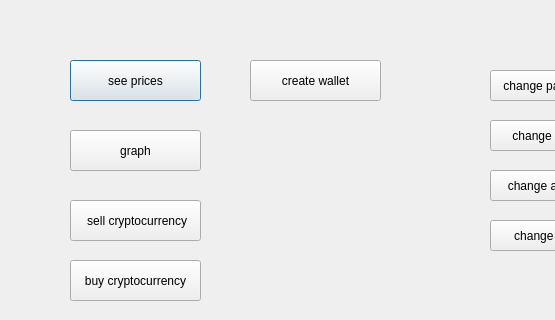
Ps3383/iut_wallet, file iut/accountpage.ui: the form before one commit; both pictures show x 0 to 555 and y 0 to 320 of the 777 by 463 pixel window.
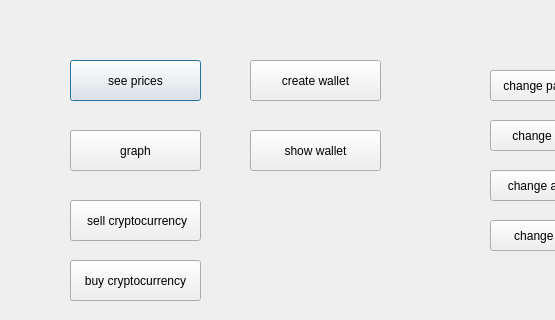
The form after the commit.

The edit to the form file:
```diff
--- a/iut/accountpage.ui
+++ b/iut/accountpage.ui
@@ -143,6 +143,19 @@
     <string>change name</string>
    </property>
   </widget>
+  <widget class="QPushButton" name="showwallet">
+   <property name="geometry">
+    <rect>
+     <x>250</x>
+     <y>130</y>
+     <width>131</width>
+     <height>41</height>
+    </rect>
+   </property>
+   <property name="text">
+    <string>show wallet</string>
+   </property>
+  </widget>
  </widget>
  <resources/>
  <connections/>
```
